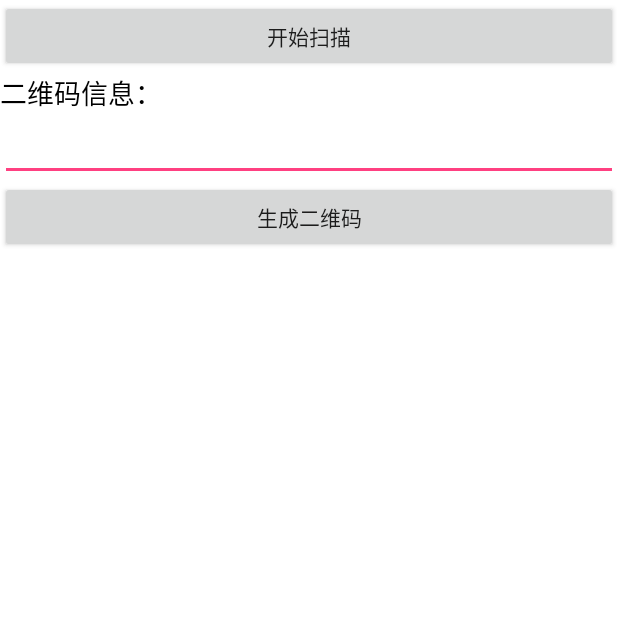
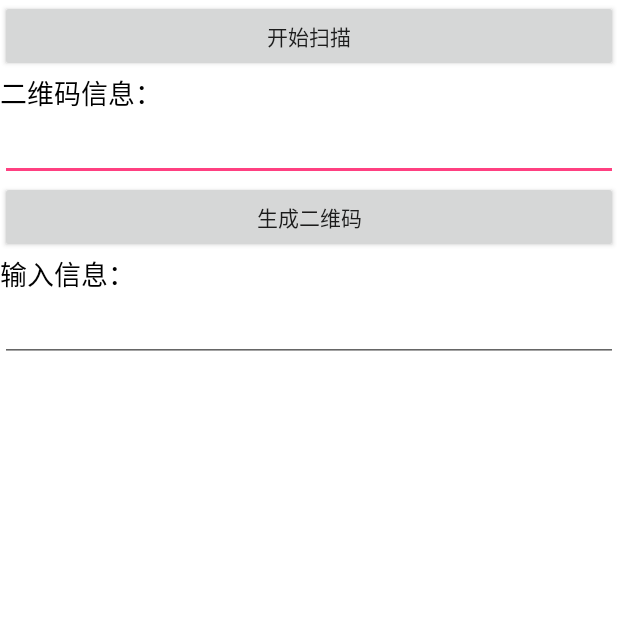
Before and after one commit to tiangles/storm, an Android app: the QRCodeActivity screen opened directly, with no data from a screen before it, after a tap on "生成二维码", on a phone screen of 412 x 824 dp, the top half of it. Run offline under Robolectric (Android 15) with nearby library versions, the phone set to English and light mode, and no system bars; libraries missing offline, so code that uses them is left out: com.uuzuche.lib_zxing; 1 statement that could not run was skipped.

Commit message:
fix a crash when decrypt scan result

```diff
--- a/app/src/main/java/com/tiangles/storm/activities/QRCodeActivity.java
+++ b/app/src/main/java/com/tiangles/storm/activities/QRCodeActivity.java
@@ -20,6 +20,7 @@ public class QRCodeActivity extends Activity {
     private final static int SCANNIN_GREQUEST_CODE = 1;
     private final static String PROTOCAL_HEADER = "storm://";
     private EditText mResultTextView;
+    private EditText mInputMessageTextView;
     private ImageView mQRImage;
     private String mScanResult;
     @Override
@@ -28,6 +29,8 @@ public class QRCodeActivity extends Activity {
         setContentView(R.layout.activity_qrcode);
 
         mResultTextView = (EditText) this.findViewById(R.id.scan_result);
+        mInputMessageTextView= (EditText) this.findViewById(R.id.input_message);
+
         mQRImage = (ImageView) this.findViewById(R.id.iv_qr_image);
     }
     @Override
@@ -37,9 +40,20 @@ public class QRCodeActivity extends Activity {
             case SCANNIN_GREQUEST_CODE:
                 if(resultCode == RESULT_OK){
                     Bundle bundle = data.getExtras();
-                    mScanResult = bundle.getString(CodeUtils.RESULT_STRING);
+                    String result = bundle.getString(CodeUtils.RESULT_STRING);
+                    Log.e("ScanResult", result);
+                    if(result.startsWith(PROTOCAL_HEADER)){
+                        mScanResult = DES3Utils.decryptMode(result.substring(PROTOCAL_HEADER.length()));
+                    } else {
+                        mScanResult = result;
+                    }
+                    if(mScanResult == null){
+                        mScanResult = "";
+                    }
+                    Log.e("DecryptResult", mScanResult);
                     mResultTextView.setText(mScanResult);
-                    showQRCode();
+                    mInputMessageTextView.setText(mScanResult);
+                    showQRCode(mScanResult);
                 }
                 break;
             default:
@@ -54,20 +68,16 @@ public class QRCodeActivity extends Activity {
     }
 
     public void createQRCode(View v){
-        mScanResult = mResultTextView.getText().toString();
-        showQRCode();
+        String message = mInputMessageTextView.getText().toString();
+        String encoded = DES3Utils.encryptMode(message);
+        showQRCode(PROTOCAL_HEADER + encoded);
     }
 
-    private void showQRCode() {
-        if(!mScanResult.isEmpty()){
+    private void showQRCode(String message) {
+        if(message!= null && !message.isEmpty()){
             try {
-                String encoded = DES3Utils.encryptMode(PROTOCAL_HEADER + mScanResult);
-                Bitmap bmp = EncodingHandler.createQRCode(encoded, 512);
+                Bitmap bmp = EncodingHandler.createQRCode(message, 512);
                 mQRImage.setImageBitmap(bmp);
-                Log.e("Scan", mScanResult);
-                Log.e("Encoded", encoded);
-                String decoded = DES3Utils.decryptMode(encoded);
-                Log.e("Decoded", decoded);
             } catch (Exception e) {
                 e.printStackTrace();
             }
--- a/app/src/main/res/layout/activity_main.xml
+++ b/app/src/main/res/layout/activity_main.xml
@@ -14,7 +14,7 @@
             android:id="@+id/main_scan_qrcode"
             android:layout_width="fill_parent"
             android:layout_height="wrap_content"
-            android:text="扫描二维码" />
+            android:text="二维码" />
         <Button
             android:id="@+id/main_scan_bluetooth"
             android:layout_width="fill_parent"
--- a/app/src/main/res/layout/activity_qrcode.xml
+++ b/app/src/main/res/layout/activity_qrcode.xml
@@ -26,12 +26,25 @@
         android:textColor="@android:color/black"
         android:textSize="18sp" />
 
-
     <Button
         android:layout_width="fill_parent"
         android:layout_height="wrap_content"
         android:onClick="createQRCode"
         android:text="生成二维码" />
+
+    <TextView
+        android:layout_width="wrap_content"
+        android:layout_height="wrap_content"
+        android:text="输入信息："
+        android:textColor="@android:color/black"
+        android:textSize="18sp" />
+
+    <EditText
+        android:id="@+id/input_message"
+        android:layout_width="match_parent"
+        android:layout_height="wrap_content"
+        android:textColor="@android:color/black"
+        android:textSize="18sp" />
 
     <ImageView
         android:id="@+id/iv_qr_image"
```
